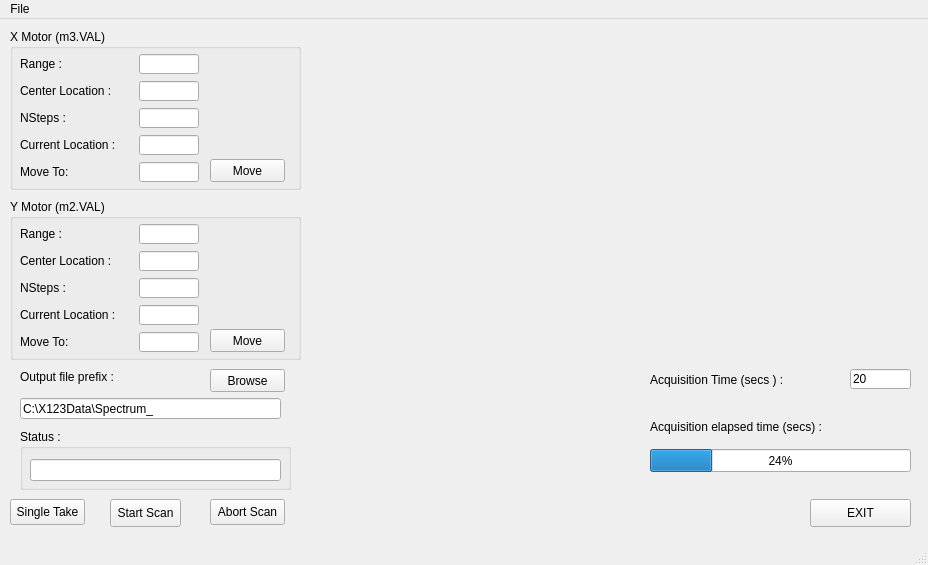
Old version of the form gridscan_mainwin.ui in the repository hgarbeil/pyAmptek.
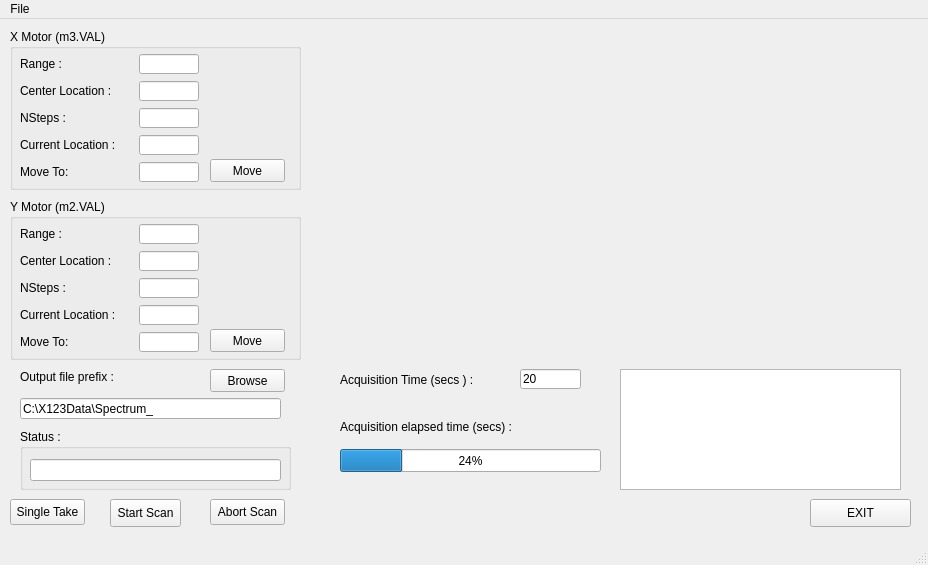
New version of the form. Custom widgets are drawn as their Qt base class.

Patch:
```diff
--- a/gridscan_mainwin.ui
+++ b/gridscan_mainwin.ui
@@ -381,7 +381,7 @@
    <widget class="QLabel" name="label_12">
     <property name="geometry">
      <rect>
-      <x>650</x>
+      <x>340</x>
       <y>350</y>
       <width>161</width>
       <height>21</height>
@@ -394,7 +394,7 @@
    <widget class="QLineEdit" name="acquisitionTimeLE">
     <property name="geometry">
      <rect>
-      <x>850</x>
+      <x>520</x>
       <y>350</y>
       <width>61</width>
       <height>20</height>
@@ -453,7 +453,7 @@
    <widget class="QProgressBar" name="curAcqSecPBar">
     <property name="geometry">
      <rect>
-      <x>650</x>
+      <x>340</x>
       <y>430</y>
       <width>261</width>
       <height>23</height>
@@ -466,7 +466,7 @@
    <widget class="QLabel" name="label_13">
     <property name="geometry">
      <rect>
-      <x>650</x>
+      <x>340</x>
       <y>400</y>
       <width>191</width>
       <height>16</height>
@@ -514,6 +514,16 @@
      <string>Abort Scan</string>
     </property>
    </widget>
+   <widget class="QTextEdit" name="plotInfoTE">
+    <property name="geometry">
+     <rect>
+      <x>620</x>
+      <y>350</y>
+      <width>281</width>
+      <height>121</height>
+     </rect>
+    </property>
+   </widget>
   </widget>
   <widget class="QMenuBar" name="menubar">
    <property name="geometry">
```
Left out of the diff: 4 changed lines with no effect on the pictures.
